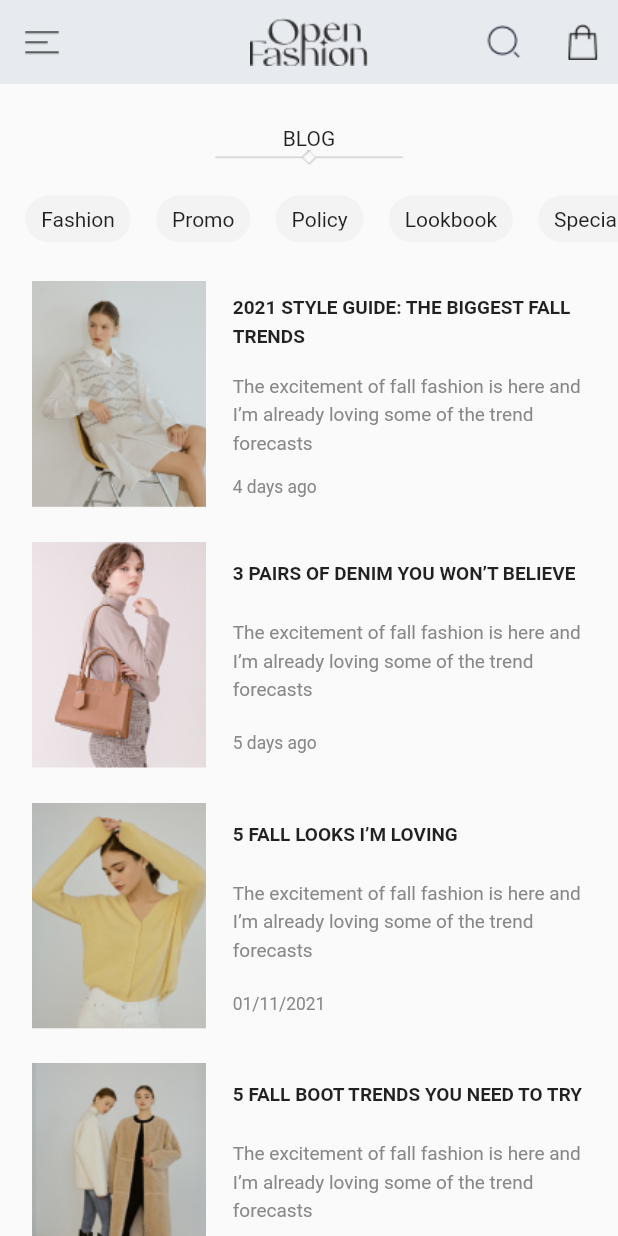
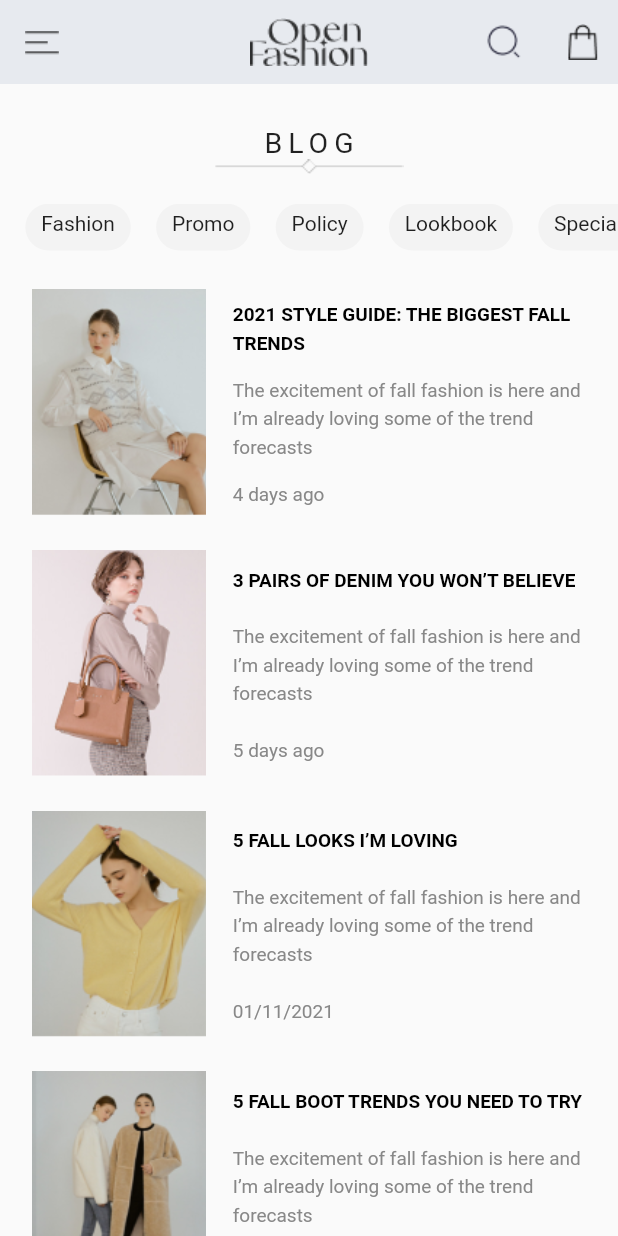
Before and after one commit to metatony/open-fashion, a Flutter app: the screen it shows after launch, in the side drawer, after a tap on "Blog", on a phone screen of 412 x 824 dp. Run offline on Flutter 3.47's test engine with Material 2 defaults, Android fonts, the phone set to English and light mode, and no system bars; our stand-ins replace carousel_slider, device_preview, flutter_screenutil, google_fonts, page_transition, tab_indicator_styler.

Commit message:
solved fonts bug error

```diff
--- a/lib/components/blog_page/blog_container.dart
+++ b/lib/components/blog_page/blog_container.dart
@@ -31,15 +31,12 @@ class BlogContainer extends StatelessWidget {
                 crossAxisAlignment: CrossAxisAlignment.start,
                 children: [
                   Text(title.toUpperCase(),
-                      style: AppTextTheme.bodySmall.copyWith(
-                          fontWeight: FontWeight.bold, height: 1.5.h)),
+                      style: TextStyle(fontWeight: FontWeight.bold, color: Colors.black, height: 1.5.h, fontSize: 12.sp)),
                   //SizedBox(height: 8,),
                   Text(body,
-                      style: AppTextTheme.bodySmall
-                          .copyWith(height: 1.5.h, color: Color(0xff888888))),
+                      style: TextStyle(fontWeight: FontWeight.w400, height: 1.5.h, color: Color(0xff888888), fontSize: 12.sp)),
                   Text(date,
-                      style: AppTextTheme.bodySmall
-                          .copyWith(color: Color(0xff888888), fontSize: 11.sp)),
+                      style: TextStyle(fontWeight: FontWeight.w400, height: 1.5.h, color: Color(0xff888888), fontSize: 12.sp)),
                 ],
               ),
             )
--- a/lib/components/blog_page/blog_page.dart
+++ b/lib/components/blog_page/blog_page.dart
@@ -18,7 +18,7 @@ class BlogPage extends StatelessWidget {
           SizedBox(height: 29.h),
           HeaderTitle(header: 'BLOG'),
           Div(),
-          SizedBox(height: 20),
+          SizedBox(height: 20.h),
           SingleChildScrollView(
             scrollDirection: Axis.horizontal,
             child: Row(
@@ -32,7 +32,7 @@ class BlogPage extends StatelessWidget {
               ],
             ),
           ),
-          SizedBox(height: 10),
+          SizedBox(height: 10.h),
           Expanded(
             child: SingleChildScrollView(
               child: Padding(
--- a/lib/components/blog_page/blog_tag_widget.dart
+++ b/lib/components/blog_page/blog_tag_widget.dart
@@ -16,7 +16,7 @@ class BlogTagWidget extends StatelessWidget {
       margin: EdgeInsets.only(left: 16.w),
       height: 32.h,
       //width: 73.w,
-      padding: EdgeInsets.symmetric(horizontal: 10.w, vertical: 8.h),
+      padding: EdgeInsets.symmetric(horizontal: 10.w, vertical: 5.h),
       decoration: BoxDecoration(
         borderRadius: BorderRadius.circular(30.r),
         color: Color.fromARGB(255, 243, 243, 243),
--- a/lib/components/home_page/collections/collections.dart
+++ b/lib/components/home_page/collections/collections.dart
@@ -10,7 +10,7 @@ class Collections extends StatelessWidget {
     return SizedBox(
       child: Column(
         children: [
-          Text('COLLECTIONS', style: AppTextTheme.title),
+          Text('COLLECTIONS', style: TextStyle(fontWeight: FontWeight.w400, fontSize: 18.sp, letterSpacing: 4)),
           SizedBox(height: 16.h),
           SizedBox(
             width: double.infinity,
--- a/lib/components/home_page/new arrival/new_arrival.dart
+++ b/lib/components/home_page/new arrival/new_arrival.dart
@@ -1,6 +1,5 @@
 // ignore_for_file: prefer_const_constructors
 
-import 'package:open_fashion/utilities/text_theme.dart';
 
 import '../../../exports.dart';
 
@@ -15,7 +14,7 @@ class NewArrival extends StatelessWidget {
       children: [
         Text(
           'NEW ARRIVAL',
-          style: AppTextTheme.title,
+          style: TextStyle(fontWeight: FontWeight.w400, fontSize: 18.sp, letterSpacing: 4)
         ),
         SizedBox(child: Image.asset('images/3.png')),
         SizedBox(height: 15.h),
@@ -45,7 +44,7 @@ class NewArrival extends StatelessWidget {
           child: Row(
             mainAxisAlignment: MainAxisAlignment.center,
             children: [
-              Text('Explore More', style: AppTextTheme.titleMedium),
+              Text('Explore More', style: TextStyle(fontWeight: FontWeight.w400, fontSize: 16.sp, letterSpacing: 2)),
               ImageIcon(AssetImage('images/Forward Arrow.png')),
             ],
           ),
--- a/lib/components/home_page/new arrival/tab_bar.dart
+++ b/lib/components/home_page/new arrival/tab_bar.dart
@@ -11,7 +11,7 @@ class HomeTab extends StatelessWidget {
     return TabBar(
       labelPadding: EdgeInsets.symmetric(horizontal: 1.w),
       labelColor: Colors.black,
-      unselectedLabelColor: Color(0xff888888),
+      unselectedLabelColor: const Color(0xff888888),
       tabs: [
         ...List.generate(
           tab.length,
--- a/lib/utilities/text_theme.dart
+++ b/lib/utilities/text_theme.dart
@@ -1,22 +1,20 @@
-import 'package:flutter/material.dart';
-import 'package:flutter_screenutil/flutter_screenutil.dart';
 
-class AppTextTheme {
-  static TextStyle title =
-      TextStyle(fontWeight: FontWeight.w400, fontSize: 18.sp, letterSpacing: 4);
+//class AppTextTheme {
+  //static TextStyle title =
+      //TextStyle(fontWeight: FontWeight.w400, fontSize: 18.sp, letterSpacing: 4);
 
-  static TextStyle titleMedium =
-      TextStyle(fontWeight: FontWeight.w400, fontSize: 16.sp, letterSpacing: 2);
+ // static TextStyle titleMedium =
+     // TextStyle(fontWeight: FontWeight.w400, fontSize: 16.sp, letterSpacing: 2);
 
-  static TextStyle titleSmall =
-      TextStyle(fontWeight: FontWeight.w400, fontSize: 14.sp, letterSpacing: 2);
+  //static TextStyle titleSmall =
+  //    TextStyle(fontWeight: FontWeight.w400, fontSize: 14.sp, letterSpacing: 2);
 
-  static TextStyle bodyLarge =
-      TextStyle(fontWeight: FontWeight.w400, fontSize: 16.sp);
+  //static TextStyle bodyLarge =
+     // TextStyle(fontWeight: FontWeight.w400, fontSize: 16.sp);
 
-  static TextStyle bodyMedium =
-      TextStyle(fontWeight: FontWeight.w400, fontSize: 14.sp);
+  //static TextStyle bodyMedium =
+    //  TextStyle(fontWeight: FontWeight.w400, fontSize: 14.sp);
 
-  static TextStyle bodySmall =
-      TextStyle(fontWeight: FontWeight.w400, fontSize: 12.sp);
-}
+  //static TextStyle bodySmall =
+  //    TextStyle(fontWeight: FontWeight.w400, fontSize: 12.sp);
+//}
--- a/lib/widgets/header.dart
+++ b/lib/widgets/header.dart
@@ -1,5 +1,5 @@
-import 'package:flutter/material.dart';
-import 'package:open_fashion/utilities/text_theme.dart';
+
+import '../exports.dart';
 
 class HeaderTitle extends StatelessWidget {
   const HeaderTitle({super.key, required this.header});
@@ -10,7 +10,7 @@ class HeaderTitle extends StatelessWidget {
   Widget build(BuildContext context) {
     return Text(
       header,
-      style: AppTextTheme.title,
+      style: TextStyle(fontWeight: FontWeight.w400, fontSize: 18.sp, letterSpacing: 4),
     );
   }
 }
--- a/lib/widgets/product.dart
+++ b/lib/widgets/product.dart
@@ -23,14 +23,14 @@ class Products extends StatelessWidget {
           SizedBox(height: 4.h),
           Wrap(
             children: [
-              Text(title,
-                  style: AppTextTheme.bodySmall, textAlign: TextAlign.center),
+              Text(title, textAlign:  TextAlign.center,
+                  style: TextStyle(fontWeight: FontWeight.w400, height: 1.2.h, fontSize: 12.sp)),
             ],
           ),
           Text(price,
               textAlign: TextAlign.center,
               style:
-                  AppTextTheme.bodyMedium.copyWith(color: Color(0xffDD8560))),
+                  TextStyle(fontWeight: FontWeight.w400,color: Colors.orange, fontSize: 14.sp)),
         ],
       ),
     );
--- a/pubspec.yaml
+++ b/pubspec.yaml
@@ -19,7 +19,7 @@ publish_to: 'none' # Remove this line if you wish to publish to pub.dev
 version: 1.0.0+1
 
 environment:
-  sdk: '>=2.19.2 <3.0.0'
+  sdk: '>=2.19.2 <4.0.0'
 
 # Dependencies specify other packages that your package needs in order to work.
 # To automatically upgrade your package dependencies to the latest versions
```
Also changed, not shown: lib/components/cart_container.dart (+5 -14 lines), lib/components/cart_page.dart (+2 -6 lines), lib/main.dart (+13 -7 lines).
